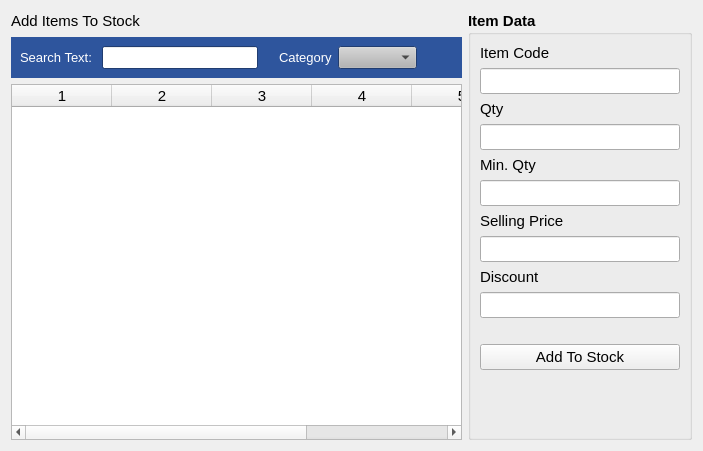
Old version of the form estorecpp/addmanualstockitems.ui in the repository Watti/estorecpp.
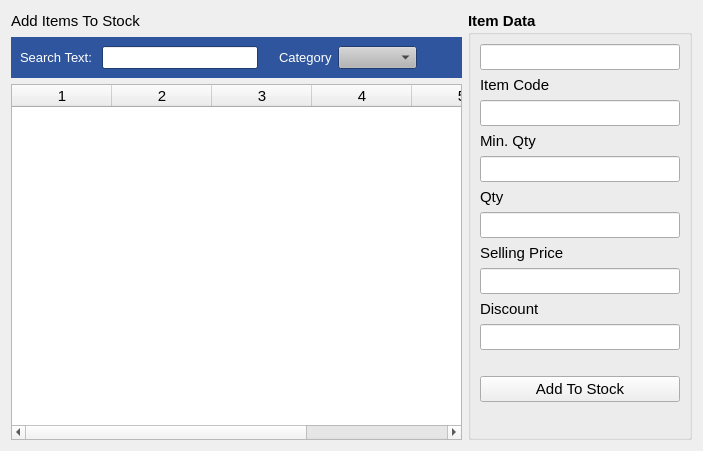
New version of the form.

Commit message: manual stock management ui updated

The edit to the form file:
```diff
--- a/estorecpp/addmanualstockitems.ui
+++ b/estorecpp/addmanualstockitems.ui
@@ -670,6 +670,16 @@
       <string>Item Data</string>
      </property>
      <layout class="QVBoxLayout" name="verticalLayout_2">
+      <item>
+       <widget class="QLineEdit" name="itemIdText">
+        <property name="sizePolicy">
+         <sizepolicy hsizetype="Preferred" vsizetype="Fixed">
+          <horstretch>0</horstretch>
+          <verstretch>0</verstretch>
+         </sizepolicy>
+        </property>
+       </widget>
+      </item>
       <item>
        <widget class="QLabel" name="label_4">
         <property name="font">
@@ -697,34 +707,8 @@
           <bold>false</bold>
          </font>
         </property>
-       </widget>
-      </item>
-      <item>
-       <widget class="QLabel" name="label_5">
-        <property name="font">
-         <font>
-          <weight>50</weight>
-          <bold>false</bold>
-         </font>
-        </property>
-        <property name="text">
-         <string>Qty</string>
-        </property>
-       </widget>
-      </item>
-      <item>
-       <widget class="QLineEdit" name="qty">
-        <property name="sizePolicy">
-         <sizepolicy hsizetype="Preferred" vsizetype="Fixed">
-          <horstretch>0</horstretch>
-          <verstretch>0</verstretch>
-         </sizepolicy>
-        </property>
-        <property name="font">
-         <font>
-          <weight>50</weight>
-          <bold>false</bold>
-         </font>
+        <property name="readOnly">
+         <bool>true</bool>
         </property>
        </widget>
       </item>
@@ -757,6 +741,35 @@
         </property>
        </widget>
       </item>
+      <item>
+       <widget class="QLabel" name="label_5">
+        <property name="font">
+         <font>
+          <weight>50</weight>
+          <bold>false</bold>
+         </font>
+        </property>
+        <property name="text">
+         <string>Qty</string>
+        </property>
+       </widget>
+      </item>
+      <item>
+       <widget class="QLineEdit" name="qty">
+        <property name="sizePolicy">
+         <sizepolicy hsizetype="Preferred" vsizetype="Fixed">
+          <horstretch>0</horstretch>
+          <verstretch>0</verstretch>
+         </sizepolicy>
+        </property>
+        <property name="font">
+         <font>
+          <weight>50</weight>
+          <bold>false</bold>
+         </font>
+        </property>
+       </widget>
+      </item>
       <item>
        <widget class="QLabel" name="label_7">
         <property name="font">
```
The commit also changes 4 other files.
